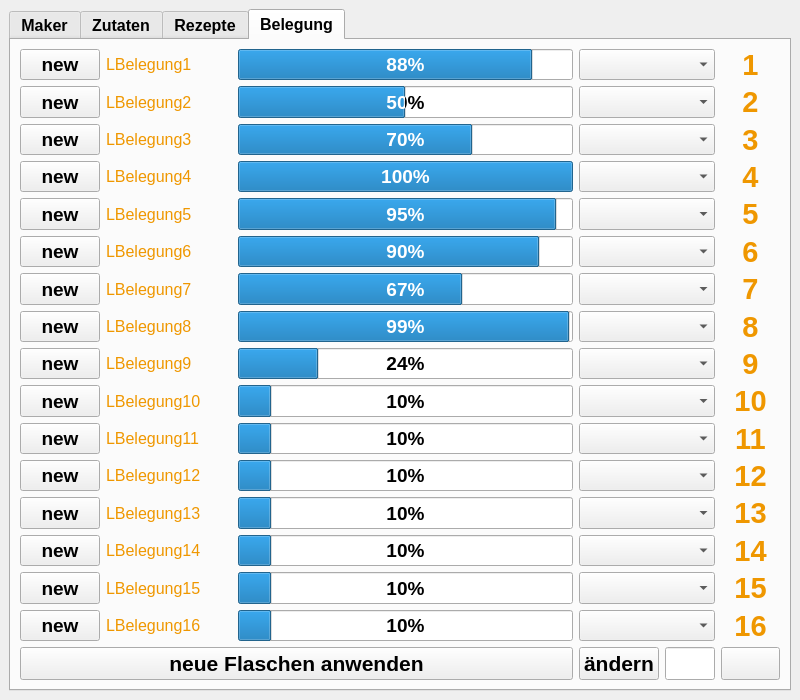
Qt form src/ui_elements/Cocktailmanager_2.ui (AndreWohnsland/CocktailBerry) before a commit.
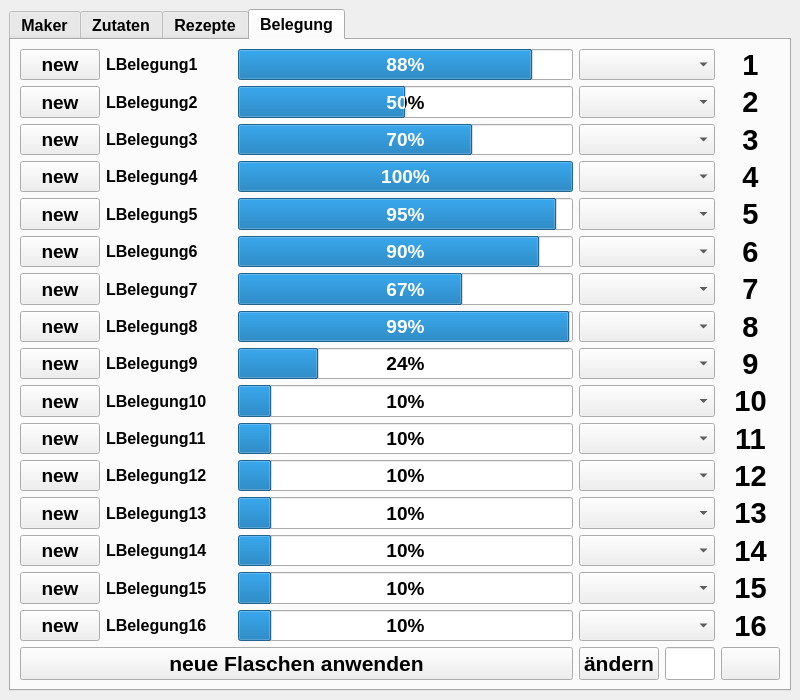
The same form after that commit. The open tabs and pages were chosen to show the change. Custom widgets are drawn as their Qt base class.

Commit message: Removed unused styles, added style classes

Diff of the .ui file:
```diff
--- a/src/ui_elements/Cocktailmanager_2.ui
+++ b/src/ui_elements/Cocktailmanager_2.ui
@@ -31,9 +31,6 @@
   <property name="autoFillBackground">
    <bool>false</bool>
   </property>
-  <property name="styleSheet">
-   <string notr="true"/>
-  </property>
   <property name="documentMode">
    <bool>false</bool>
   </property>
@@ -2259,9 +2256,6 @@
               <pointsize>12</pointsize>
              </font>
             </property>
-            <property name="styleSheet">
-             <string notr="true">	color: rgb(239, 151, 0);</string>
-            </property>
             <property name="text">
              <string>LBelegung2</string>
             </property>
@@ -2286,9 +2280,6 @@
               <pointsize>12</pointsize>
              </font>
             </property>
-            <property name="styleSheet">
-             <string notr="true">	color: rgb(239, 151, 0);</string>
-            </property>
             <property name="text">
              <string>LBelegung3</string>
             </property>
@@ -2313,9 +2304,6 @@
               <pointsize>12</pointsize>
              </font>
             </property>
-            <property name="styleSheet">
-             <string notr="true">	color: rgb(239, 151, 0);</string>
-            </property>
             <property name="text">
              <string>LBelegung4</string>
             </property>
@@ -2340,9 +2328,6 @@
               <pointsize>12</pointsize>
              </font>
             </property>
-            <property name="styleSheet">
-             <string notr="true">	color: rgb(239, 151, 0);</string>
-            </property>
             <property name="text">
              <string>LBelegung5</string>
             </property>
@@ -2367,9 +2352,6 @@
               <pointsize>12</pointsize>
              </font>
             </property>
-            <property name="styleSheet">
-             <string notr="true">	color: rgb(239, 151, 0);</string>
-            </property>
             <property name="text">
              <string>LBelegung6</string>
             </property>
@@ -2494,9 +2476,6 @@
               <bold>true</bold>
              </font>
             </property>
-            <property name="styleSheet">
-             <string notr="true">	color: rgb(239, 151, 0);</string>
-            </property>
             <property name="text">
              <string>1</string>
             </property>
@@ -2582,9 +2561,6 @@
               <pointsize>12</pointsize>
              </font>
             </property>
-            <property name="styleSheet">
-             <string notr="true">	color: rgb(239, 151, 0);</string>
-            </property>
             <property name="text">
              <string>LBelegung9</string>
             </property>
@@ -2767,9 +2743,6 @@
               <pointsize>12</pointsize>
              </font>
             </property>
-            <property name="styleSheet">
-             <string notr="true">	color: rgb(239, 151, 0);</string>
-            </property>
             <property name="text">
              <string>LBelegung7</string>
             </property>
@@ -2794,9 +2767,6 @@
               <pointsize>12</pointsize>
              </font>
             </property>
-            <property name="styleSheet">
-             <string notr="true">	color: rgb(239, 151, 0);</string>
-            </property>
             <property name="text">
              <string>LBelegung8</string>
             </property>
@@ -2850,9 +2820,6 @@
               <pointsize>12</pointsize>
              </font>
             </property>
-            <property name="styleSheet">
-             <string notr="true">	color: rgb(239, 151, 0);</string>
-            </property>
             <property name="text">
              <string>LBelegung1</string>
             </property>
@@ -2909,9 +2876,6 @@
               <pointsize>12</pointsize>
              </font>
             </property>
-            <property name="styleSheet">
-             <string notr="true">	color: rgb(239, 151, 0);</string>
-            </property>
             <property name="text">
              <string>LBelegung10</string>
             </property>
@@ -3391,9 +3355,6 @@
               <bold>true</bold>
              </font>
             </property>
-            <property name="styleSheet">
-             <string notr="true">	color: rgb(239, 151, 0);</string>
-            </property>
             <property name="text">
              <string>2</string>
             </property>
@@ -3447,9 +3408,6 @@
               <bold>true</bold>
              </font>
             </property>
-            <property name="styleSheet">
-             <string notr="true">	color: rgb(239, 151, 0);</string>
-            </property>
             <property name="text">
              <string>4</string>
             </property>
@@ -3479,9 +3437,6 @@
               <bold>true</bold>
              </font>
             </property>
-            <property name="styleSheet">
-             <string notr="true">	color: rgb(239, 151, 0);</string>
-            </property>
             <property name="text">
              <string>3</string>
             </property>
@@ -3511,9 +3466,6 @@
               <bold>true</bold>
              </font>
             </property>
-            <property name="styleSheet">
-             <string notr="true">	color: rgb(239, 151, 0);</string>
-            </property>
             <property name="text">
              <string>5</string>
             </property>
@@ -3543,9 +3495,6 @@
               <bold>true</bold>
              </font>
             </property>
-            <property name="styleSheet">
-             <string notr="true">	color: rgb(239, 151, 0);</string>
-            </property>
             <property name="text">
              <string>7</string>
             </property>
@@ -3575,9 +3524,6 @@
               <bold>true</bold>
              </font>
             </property>
-            <property name="styleSheet">
-             <string notr="true">	color: rgb(239, 151, 0);</string>
-            </property>
             <property name="text">
              <string>6</string>
             </property>
@@ -3607,9 +3553,6 @@
               <bold>true</bold>
              </font>
             </property>
-            <property name="styleSheet">
-             <string notr="true">	color: rgb(239, 151, 0);</string>
-            </property>
             <property name="text">
              <string>9</string>
             </property>
@@ -3639,9 +3582,6 @@
               <bold>true</bold>
              </font>
             </property>
-            <property name="styleSheet">
-             <string notr="true">	color: rgb(239, 151, 0);</string>
-            </property>
             <property name="text">
              <string>8</string>
             </property>
@@ -3671,9 +3611,6 @@
               <bold>true</bold>
              </font>
             </property>
-            <property name="styleSheet">
-             <string notr="true">	color: rgb(239, 151, 0);</string>
-            </property>
             <property name="text">
              <string>10</string>
             </property>
@@ -3875,9 +3812,6 @@
               <pointsize>12</pointsize>
              </font>
             </property>
-            <property name="styleSheet">
-             <string notr="true">	color: rgb(239, 151, 0);</string>
-            </property>
             <property name="text">
              <string>LBelegung11</string>
             </property>
@@ -3902,9 +3836,6 @@
               <pointsize>12</pointsize>
              </font>
             </property>
-            <property name="styleSheet">
-             <string notr="true">	color: rgb(239, 151, 0);</string>
-            </property>
             <property name="text">
              <string>LBelegung13</string>
             </property>
@@ -3929,9 +3860,6 @@
               <pointsize>12</pointsize>
              </font>
             </property>
-            <property name="styleSheet">
-             <string notr="true">	color: rgb(239, 151, 0);</string>
-            </property>
             <property name="text">
              <string>LBelegung12</string>
             </property>
@@ -3956,9 +3884,6 @@
               <pointsize>12</pointsize>
              </font>
             </property>
-            <property name="styleSheet">
-             <string notr="true">	color: rgb(239, 151, 0);</string>
-            </property>
             <property name="text">
              <string>LBelegung15</string>
             </property>
@@ -3983,9 +3908,6 @@
               <pointsize>12</pointsize>
              </font>
             </property>
-            <property name="styleSheet">
-             <string notr="true">	color: rgb(239, 151, 0);</string>
-            </property>
             <property name="text">
              <string>LBelegung14</string>
             </property>
@@ -4010,9 +3932,6 @@
               <pointsize>12</pointsize>
              </font>
             </property>
-            <property name="styleSheet">
-             <string notr="true">	color: rgb(239, 151, 0);</string>
-            </property>
             <property name="text">
              <string>LBelegung16</string>
             </property>
@@ -4357,9 +4276,6 @@
               <bold>true</bold>
              </font>
             </property>
-            <property name="styleSheet">
-             <string notr="true">	color: rgb(239, 151, 0);</string>
-            </property>
             <property name="text">
              <string>11</string>
             </property>
@@ -4389,9 +4305,6 @@
               <bold>true</bold>
              </font>
             </property>
-            <property name="styleSheet">
-             <string notr="true">	color: rgb(239, 151, 0);</string>
-            </property>
             <property name="text">
              <string>12</string>
             </property>
@@ -4421,9 +4334,6 @@
               <bold>true</bold>
              </font>
             </property>
-            <property name="styleSheet">
-             <string notr="true">	color: rgb(239, 151, 0);</string>
-            </property>
             <property name="text">
              <string>13</string>
             </property>
@@ -4453,9 +4363,6 @@
               <bold>true</bold>
              </font>
             </property>
-            <property name="styleSheet">
-             <string notr="true">	color: rgb(239, 151, 0);</string>
-            </property>
             <property name="text">
              <string>14</string>
             </property>
@@ -4485,9 +4392,6 @@
               <bold>true</bold>
              </font>
             </property>
-            <property name="styleSheet">
-             <string notr="true">	color: rgb(239, 151, 0);</string>
-            </property>
             <property name="text">
              <string>15</string>
             </property>
@@ -4517,9 +4421,6 @@
               <bold>true</bold>
              </font>
             </property>
-            <property name="styleSheet">
-             <string notr="true">	color: rgb(239, 151, 0);</string>
-            </property>
             <property name="text">
              <string>16</string>
             </property>
```
Left out of the diff: 105 changed lines with no effect on the pictures. The commit also changes 5 other files.
